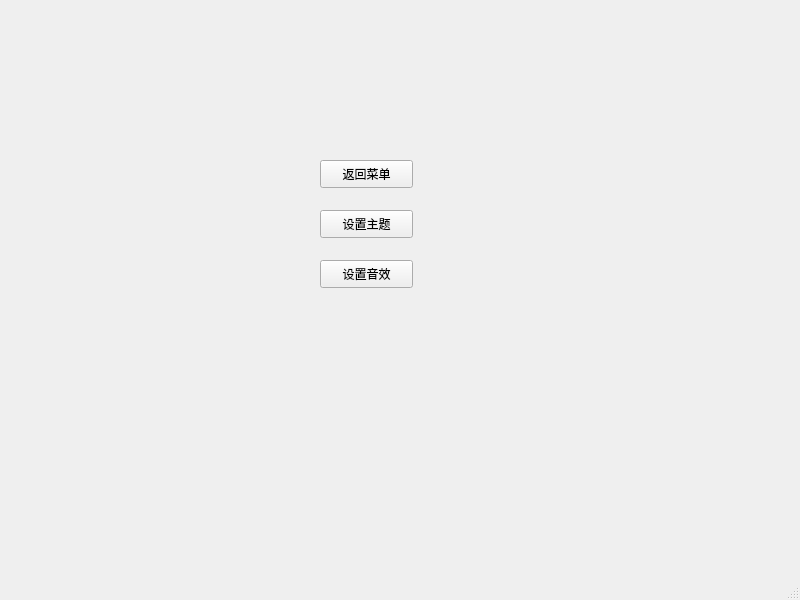
This is csetdlg.ui in wgananh/Formal_Brmal_Bejeweled as Qt 5 draws it before an edit. The edited form follows.
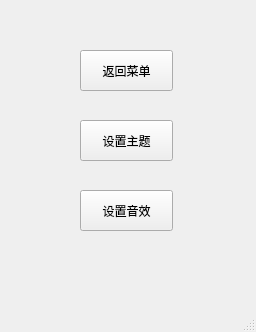
This is the edited form. Icons and pictures are not drawn.

Diff of the .ui file:
```diff
--- a/csetdlg.ui
+++ b/csetdlg.ui
@@ -6,8 +6,8 @@
    <rect>
     <x>0</x>
     <y>0</y>
-    <width>800</width>
-    <height>600</height>
+    <width>256</width>
+    <height>332</height>
    </rect>
   </property>
   <property name="windowTitle">
@@ -17,12 +17,16 @@
    <widget class="QPushButton" name="btn_setToMenu">
     <property name="geometry">
      <rect>
-      <x>320</x>
-      <y>160</y>
+      <x>80</x>
+      <y>50</y>
       <width>93</width>
-      <height>28</height>
+      <height>41</height>
      </rect>
     </property>
+    <property name="styleSheet">
+     <string notr="true">border-image: url(:/new/picture/pushbotton_background.png);
+font: 75 9pt &quot;微软雅黑&quot;;</string>
+    </property>
     <property name="text">
      <string>返回菜单</string>
     </property>
@@ -30,12 +34,16 @@
    <widget class="QPushButton" name="btn_setToTheme">
     <property name="geometry">
      <rect>
-      <x>320</x>
-      <y>210</y>
+      <x>80</x>
+      <y>120</y>
       <width>93</width>
-      <height>28</height>
+      <height>41</height>
      </rect>
     </property>
+    <property name="styleSheet">
+     <string notr="true">border-image: url(:/new/picture/pushbotton_background.png);
+font: 75 9pt &quot;微软雅黑&quot;;</string>
+    </property>
     <property name="text">
      <string>设置主题</string>
     </property>
@@ -43,12 +51,16 @@
    <widget class="QPushButton" name="btn_setToMusic">
     <property name="geometry">
      <rect>
-      <x>320</x>
-      <y>260</y>
+      <x>80</x>
+      <y>190</y>
       <width>93</width>
-      <height>28</height>
+      <height>41</height>
      </rect>
     </property>
+    <property name="styleSheet">
+     <string notr="true">border-image: url(:/new/picture/pushbotton_background.png);
+font: 75 9pt &quot;微软雅黑&quot;;</string>
+    </property>
     <property name="text">
      <string>设置音效</string>
     </property>
```
Left out of the diff: 4 changed lines with no effect on the pictures.
